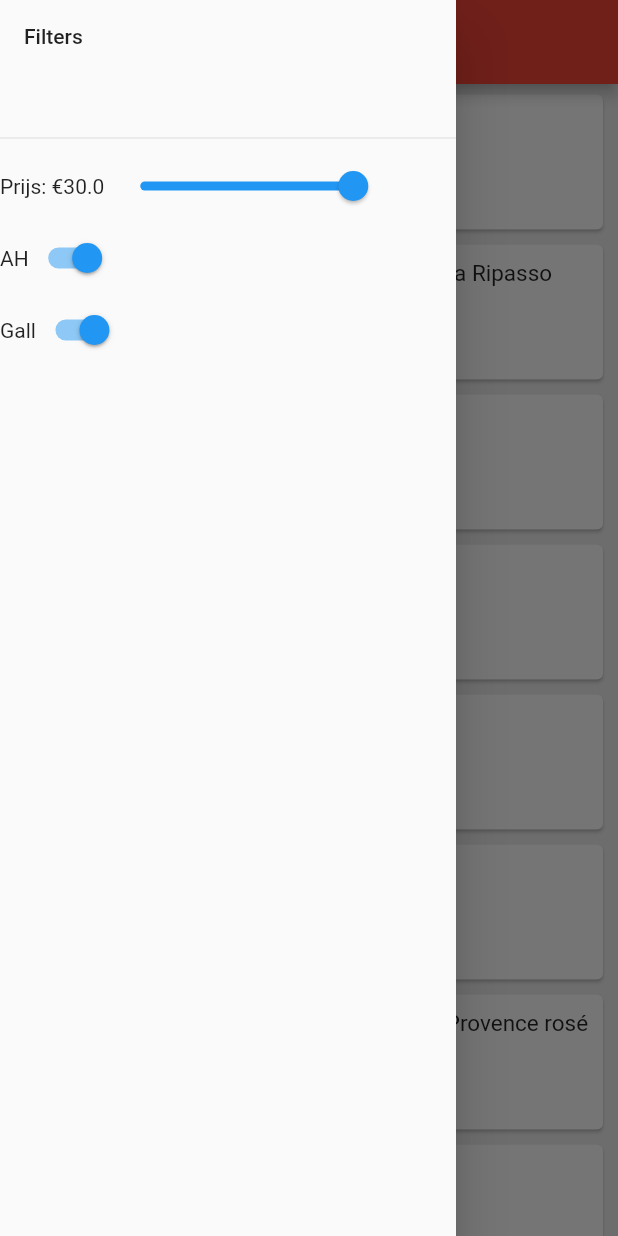
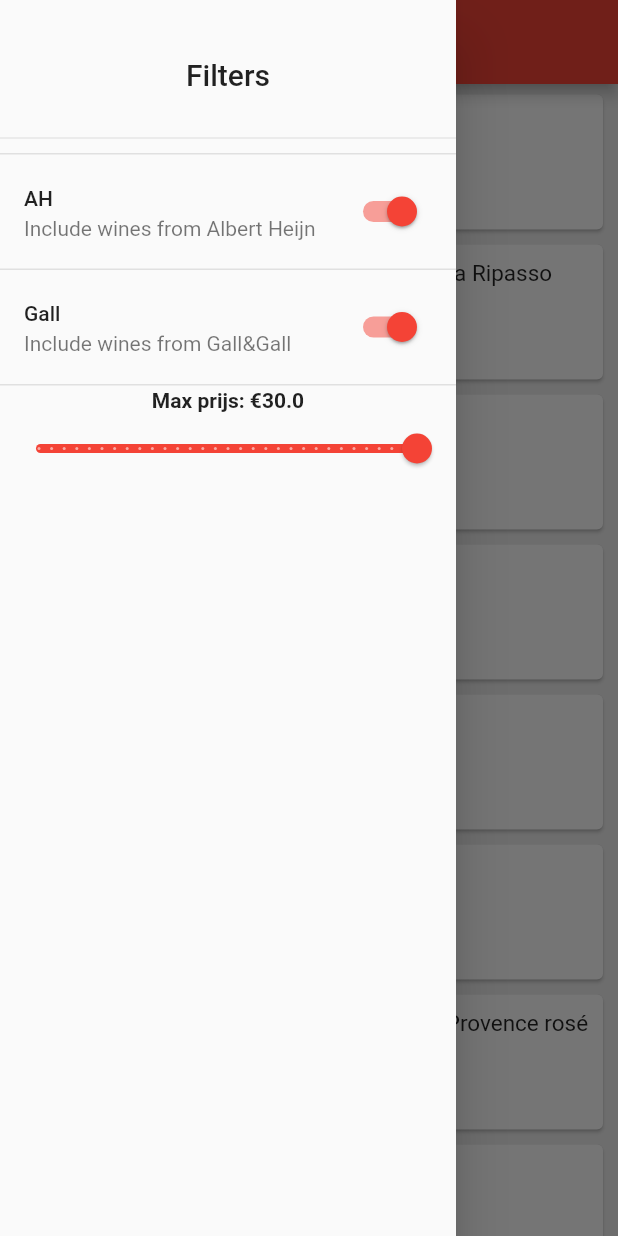
Before and after one commit to lexhuismans/BonusWijn, a Flutter app: the screen it shows after launch, with the side drawer open, on a phone screen of 412 x 824 dp. Run offline on Flutter 3.47's test engine with Material 2 defaults, Android fonts, the light colour scheme and no system bars; drawn by our look-alikes of flutter_rating_bar; missing offline and left inert: dart:html.

Commit message:
updated menu

```diff
--- a/BonusWijn/frontend/myapp/lib/main.dart
+++ b/BonusWijn/frontend/myapp/lib/main.dart
@@ -40,12 +40,56 @@ class _MyAppState extends State<MyApp> {
           backgroundColor: Colors.red,
         ),
         drawer: Drawer(
-            child: ListView(children: [
-          Container(height: 100.0, child: DrawerHeader(child: Text("Filters"))),
-          Row(children: [
-            Text("Prijs: "),
-            Text("€" + price.toString()),
+            child: ListView(padding: EdgeInsets.zero, children: [
+          Container(
+              height: 100,
+              child: DrawerHeader(
+                  child: Align(
+                      alignment: Alignment.center,
+                      child: Text("Filters", style: TextStyle(fontSize: 20))))),
+          Divider(
+            color: Colors.grey[300],
+            height: 5,
+            thickness: 1,
+          ),
+          ListTile(
+              title: Text("AH"),
+              subtitle: Text("Include wines from Albert Heijn"),
+              trailing: Switch(
+                  activeColor: Colors.red,
+                  value: ah,
+                  onChanged: (value) {
+                    setState(() {
+                      ah = value;
+                    });
+                  })),
+          Divider(
+            color: Colors.grey[300],
+            height: 5,
+            thickness: 1,
+          ),
+          ListTile(
+            title: Text("Gall"),
+            subtitle: Text("Include wines from Gall&Gall"),
+            trailing: Switch(
+                activeColor: Colors.red,
+                value: gall,
+                onChanged: (value) {
+                  setState(() {
+                    gall = value;
+                  });
+                }),
+          ),
+          Divider(
+            color: Colors.grey[300],
+            height: 5,
+            thickness: 1,
+          ),
+          Column(children: [
+            Text("Max prijs: " + "€" + price.toString(),
+                style: TextStyle(fontWeight: FontWeight.bold)),
             Slider(
+              activeColor: Colors.red,
               value: price,
               min: 0,
               max: 30,
@@ -54,28 +98,6 @@ class _MyAppState extends State<MyApp> {
               onChanged: (value) => setState(() => this.price = value),
             ),
           ]),
-          Row(children: [
-            Text("AH"),
-            Switch(
-                value: ah,
-                onChanged: (value) {
-                  setState(() {
-                    ah = value;
-                  });
-                })
-          ]),
-          Row(
-            children: [
-              Text("Gall"),
-              Switch(
-                  value: gall,
-                  onChanged: (value) {
-                    setState(() {
-                      gall = value;
-                    });
-                  })
-            ],
-          )
         ])),
         body: Center(
           child: WineList(widget.data, this.price, this.ah, this.gall),
@@ -148,7 +170,11 @@ class Wine extends StatelessWidget {
                   Column(
                     crossAxisAlignment: CrossAxisAlignment.start,
                     children: [
-                      Text(this.name, style: TextStyle(fontSize: 15)),
+                      Text(
+                        this.name,
+                        style: TextStyle(fontSize: 15),
+                        overflow: TextOverflow.ellipsis,
+                      ),
                       Row(children: [
                         Column(
                             crossAxisAlignment: CrossAxisAlignment.start,
```
